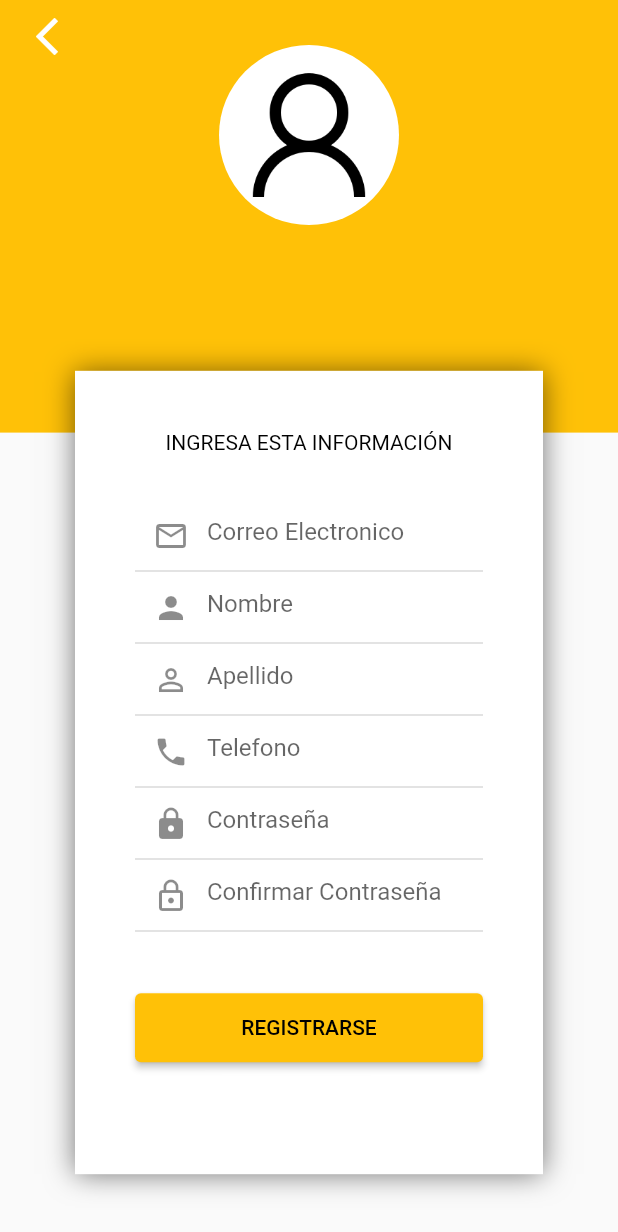
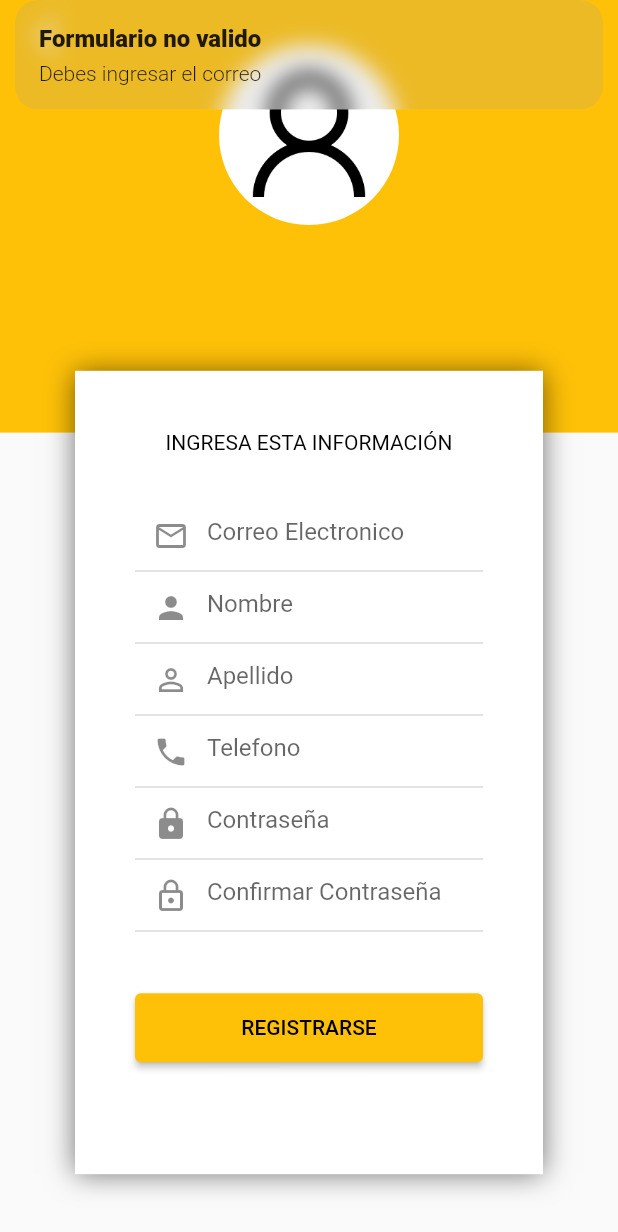
Before and after one commit to EdgarG15/App-delivery, a Flutter app: the RegisterPage screen opened by its route, after a tap on "REGISTRARSE", on a phone screen of 412 x 824 dp. Shown: the top 1232 px of the screen. Run offline on Flutter 3.47's test engine with Material 2 defaults, Android fonts, the phone set to English and light mode, and no system bars; our stand-ins replace get.

Commit message:
second commit

```diff
--- a/lib/main.dart
+++ b/lib/main.dart
@@ -30,7 +30,7 @@ class _MyAppState extends State<MyApp> {
       initialRoute: '/',
       getPages: [
         GetPage(name: '/', page: () => LoginPage()),
-        GetPage(name: '/register', page: () => const RegisterPage())
+        GetPage(name: '/register', page: () => RegisterPage())
       ],
       theme: ThemeData(
         primaryColor: Colors.amber,
--- /dev/null
+++ b/lib/src/pages/register/register_controller.dart
@@ -0,0 +1,72 @@
+import 'package:flutter/material.dart';
+import 'package:get/get.dart';
+
+class registerController extends GetxController {
+  TextEditingController emailController = TextEditingController();
+  TextEditingController nameController = TextEditingController();
+  TextEditingController lastnameController = TextEditingController();
+  TextEditingController phoneController = TextEditingController();
+  TextEditingController passwordController = TextEditingController();
+  TextEditingController confirmPasswordController = TextEditingController();
+
+  void register() {
+    String email = emailController.text.trim();
+    String name = nameController.text;
+    String lastname = lastnameController.text;
+    String password = passwordController.text.trim();
+    String phone = phoneController.text;
+    String confirmPassword = confirmPasswordController.text.trim();
+
+    print('Email: ${email}');
+    print('Password: ${password}');
+
+    if (isValidForm(email, name, lastname, phone, password, confirmPassword)) {
+      Get.snackbar('Formulario valido', 'Envia tu petición');
+    }
+  }
+
+  bool isValidForm(String email, String name, String lastname, String phone,
+      String password, String confirmPassword) {
+    if (email.isEmpty) {
+      Get.snackbar('Formulario no valido', 'Debes ingresar el correo');
+      return false;
+    }
+
+    if (!GetUtils.isEmail(email)) {
+      Get.snackbar('Formulario no valido', 'El correo no es valido');
+      return false;
+    }
+
+    if (name.isEmpty) {
+      Get.snackbar('Formulario no valido', 'Debes ingresar tu nombre');
+      return false;
+    }
+
+    if (lastname.isEmpty) {
+      Get.snackbar('Formulario no valido', 'Debes ingresar tu apellido');
+      return false;
+    }
+
+    if (phone.isEmpty) {
+      Get.snackbar('Formulario no valido', 'Debes ingresar tu numero');
+      return false;
+    }
+
+    if (password.isEmpty) {
+      Get.snackbar('Formulario no valido', 'Debes ingresar la contraseña');
+      return false;
+    }
+
+    if (confirmPassword.isEmpty) {
+      Get.snackbar('Formulario no valido', 'Debes confirmar tu contraseña');
+      return false;
+    }
+
+    if (password != confirmPassword) {
+      Get.snackbar('Formulario no valido', 'Las contraseñas no coincideb');
+      return false;
+    }
+
+    return true;
+  }
+}
--- a/lib/src/pages/register/register_page.dart
+++ b/lib/src/pages/register/register_page.dart
@@ -1,8 +1,9 @@
+import 'package:app_delivery/src/pages/register/register_controller.dart';
 import 'package:flutter/material.dart';
 import 'package:get/get.dart';
 
 class RegisterPage extends StatelessWidget {
-  const RegisterPage({Key? key}) : super(key: key);
+  registerController controller = Get.put(registerController());
 
   @override
   Widget build(BuildContext context) {
@@ -61,7 +62,9 @@ class RegisterPage extends StatelessWidget {
       width: double.infinity,
       margin: const EdgeInsets.symmetric(horizontal: 40, vertical: 40),
       child: ElevatedButton(
-          onPressed: () {},
+          onPressed: () {
+            controller.register();
+          },
           style: ElevatedButton.styleFrom(
               padding: const EdgeInsets.symmetric(vertical: 15)),
           child: const Text(
@@ -74,9 +77,10 @@ class RegisterPage extends StatelessWidget {
   Widget _textFieldEmail() {
     return Container(
       margin: const EdgeInsets.symmetric(horizontal: 40),
-      child: const TextField(
+      child: TextField(
+        controller: controller.emailController,
         keyboardType: TextInputType.emailAddress,
-        decoration: InputDecoration(
+        decoration: const InputDecoration(
             hintText: 'Correo Electronico',
             prefixIcon: Icon(Icons.email_outlined)),
       ),
@@ -86,10 +90,11 @@ class RegisterPage extends StatelessWidget {
   Widget _textFieldName() {
     return Container(
       margin: const EdgeInsets.symmetric(horizontal: 40),
-      child: const TextField(
+      child: TextField(
+        controller: controller.nameController,
         keyboardType: TextInputType.text,
-        decoration:
-            InputDecoration(hintText: 'Nombre', prefixIcon: Icon(Icons.person)),
+        decoration: const InputDecoration(
+            hintText: 'Nombre', prefixIcon: Icon(Icons.person)),
       ),
     );
   }
@@ -97,9 +102,10 @@ class RegisterPage extends StatelessWidget {
   Widget _textFieldLastName() {
     return Container(
       margin: const EdgeInsets.symmetric(horizontal: 40),
-      child: const TextField(
+      child: TextField(
+        controller: controller.lastnameController,
         keyboardType: TextInputType.text,
-        decoration: InputDecoration(
+        decoration: const InputDecoration(
             hintText: 'Apellido', prefixIcon: Icon(Icons.person_outline)),
       ),
     );
@@ -108,9 +114,10 @@ class RegisterPage extends StatelessWidget {
   Widget _textFieldPhone() {
     return Container(
       margin: const EdgeInsets.symmetric(horizontal: 40),
-      child: const TextField(
+      child: TextField(
+        controller: controller.phoneController,
         keyboardType: TextInputType.phone,
-        decoration: InputDecoration(
+        decoration: const InputDecoration(
             hintText: 'Telefono', prefixIcon: Icon(Icons.phone)),
       ),
     );
@@ -119,10 +126,11 @@ class RegisterPage extends StatelessWidget {
   Widget _textFieldPassword() {
     return Container(
       margin: const EdgeInsets.symmetric(horizontal: 40),
-      child: const TextField(
+      child: TextField(
+        controller: controller.passwordController,
         keyboardType: TextInputType.text,
         obscureText: true,
-        decoration: InputDecoration(
+        decoration: const InputDecoration(
             hintText: 'Contraseña', prefixIcon: Icon(Icons.lock)),
       ),
     );
@@ -131,10 +139,11 @@ class RegisterPage extends StatelessWidget {
   Widget _textFieldConfirmPassword() {
     return Container(
       margin: const EdgeInsets.symmetric(horizontal: 40),
-      child: const TextField(
+      child: TextField(
+        controller: controller.confirmPasswordController,
         keyboardType: TextInputType.text,
         obscureText: true,
-        decoration: InputDecoration(
+        decoration: const InputDecoration(
             hintText: 'Confirmar Contraseña',
             prefixIcon: Icon(Icons.lock_outline)),
       ),
```
Also changed, not shown: lib/src/pages/login/login_controller.dart (+34 -0 lines), lib/src/pages/login/login_page.dart (+9 -5 lines).
